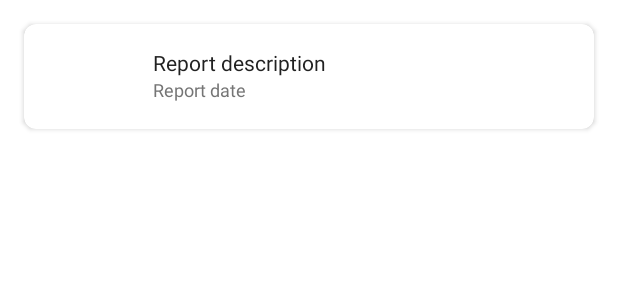
After one commit to Vege19/app-grupoqq, an Android app: the layout item_report.xml on its own in the app's theme, with its tools: preview values and no code run, on a phone screen of 412 x 824 dp. The commit adds this screen. Shown: the top 300 px of the screen. Run offline under Robolectric (Android 15) with nearby library versions, the phone set to English and light mode, and no system bars.

Commit message:
Displaying reports

```diff
--- /dev/null
+++ b/app/src/main/res/layout/item_report.xml
@@ -0,0 +1,52 @@
+<?xml version="1.0" encoding="utf-8"?>
+<androidx.cardview.widget.CardView xmlns:android="http://schemas.android.com/apk/res/android"
+    android:layout_width="match_parent"
+    android:layout_height="wrap_content"
+    xmlns:app="http://schemas.android.com/apk/res-auto"
+    xmlns:tools="http://schemas.android.com/tools"
+    app:cardCornerRadius="8dp"
+    android:layout_marginTop="16dp"
+    android:layout_marginStart="16dp"
+    android:layout_marginEnd="16dp">
+
+    <androidx.constraintlayout.widget.ConstraintLayout
+        android:layout_width="match_parent"
+        android:layout_height="wrap_content">
+
+        <ImageView
+            android:id="@+id/itemReportImg"
+            android:layout_width="70dp"
+            android:layout_height="70dp"
+            android:scaleType="centerCrop"
+            app:layout_constraintStart_toStartOf="parent"
+            app:layout_constraintTop_toTopOf="parent"
+            app:layout_constraintBottom_toBottomOf="parent"/>
+
+        <TextView
+            android:id="@+id/itemReportDescriptionTxt"
+            style="@style/TextAppearance.AppCompat.Body1"
+            android:layout_width="0dp"
+            android:layout_height="wrap_content"
+            android:layout_marginStart="16dp"
+            android:layout_marginTop="16dp"
+            android:layout_marginEnd="16dp"
+            android:textColor="@color/colorPrimaryText"
+            app:layout_constraintEnd_toEndOf="parent"
+            app:layout_constraintStart_toEndOf="@+id/itemReportImg"
+            app:layout_constraintTop_toTopOf="@+id/itemReportImg"
+            tools:text="Report description" />
+
+        <TextView
+            android:id="@+id/itemReportDateTxt"
+            style="@style/TextAppearance.Compat.Notification.Info"
+            android:layout_width="0dp"
+            android:textColor="@color/colorSecondaryText"
+            android:layout_height="wrap_content"
+            app:layout_constraintEnd_toEndOf="@+id/itemReportDescriptionTxt"
+            app:layout_constraintStart_toStartOf="@+id/itemReportDescriptionTxt"
+            app:layout_constraintTop_toBottomOf="@+id/itemReportDescriptionTxt"
+            tools:text="Report date" />
+
+    </androidx.constraintlayout.widget.ConstraintLayout>
+
+</androidx.cardview.widget.CardView>
```
Also changed, not shown: app/src/main/java/com/grupoqq/app/activities/ReportsActivity.kt (+30 -3 lines), app/src/main/java/com/grupoqq/app/utils/Adapters.kt (+10 -0 lines).
